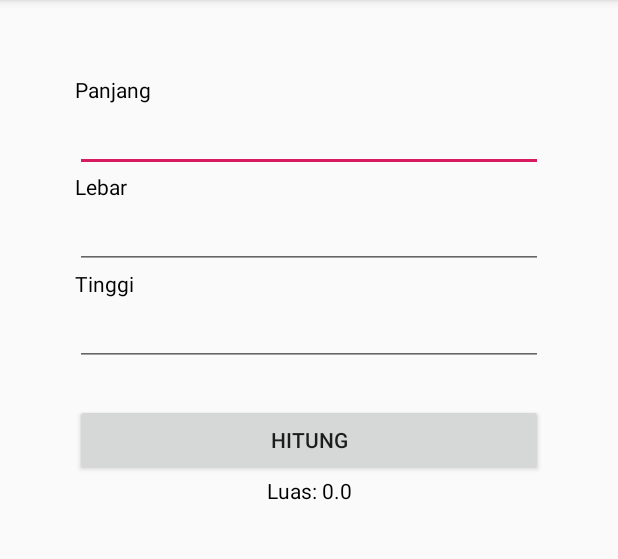
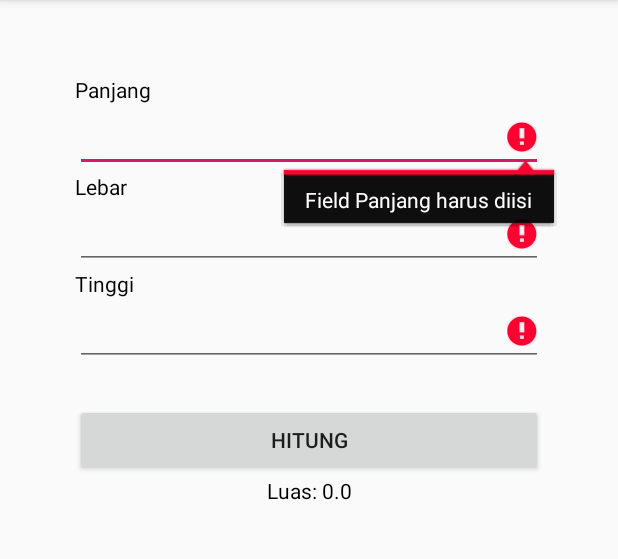
Before and after one commit to ArmandDitto/PenghitungBangunApp, an Android app: the screen it shows after launch (MainActivity), after a tap on "HITUNG", on a phone screen of 412 x 824 dp, the part 84-643 px from its top. Run offline under Robolectric (Android 15) with nearby library versions, the light colour scheme and no system bars.

Commit message:
Penambahan setError

```diff
--- a/app/src/main/java/com/ditto/training/aplikasipenghitungbangun/MainActivity.java
+++ b/app/src/main/java/com/ditto/training/aplikasipenghitungbangun/MainActivity.java
@@ -38,6 +38,9 @@ public class MainActivity extends AppCompatActivity {
 
                 if(panjang.equals("")||lebar.equals("")||tinggi.equals("")){
                     Toast.makeText(getApplicationContext(),"Semua Field Harus Terisi",Toast.LENGTH_SHORT).show();
+                    etPanjang.setError("Field Panjang harus diisi");
+                    etLebar.setError("Field Lebar harus diisi");
+                    etTinggi.setError("Field Tinggi harus diisi");
                 }
                 else{
                     p=Double.valueOf(panjang);
```
